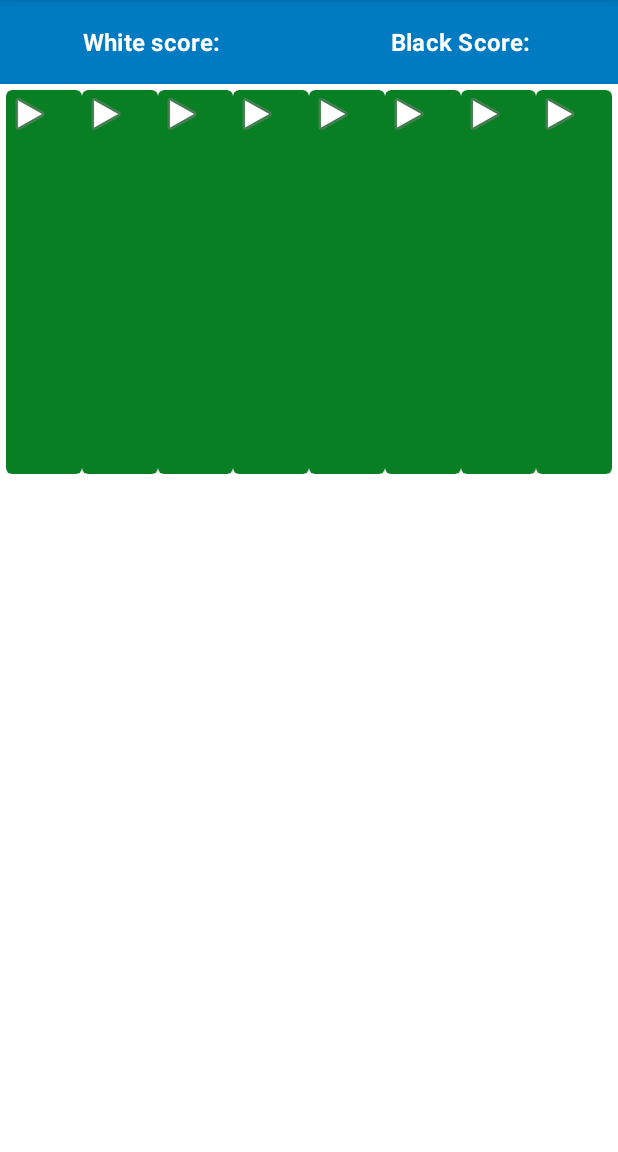
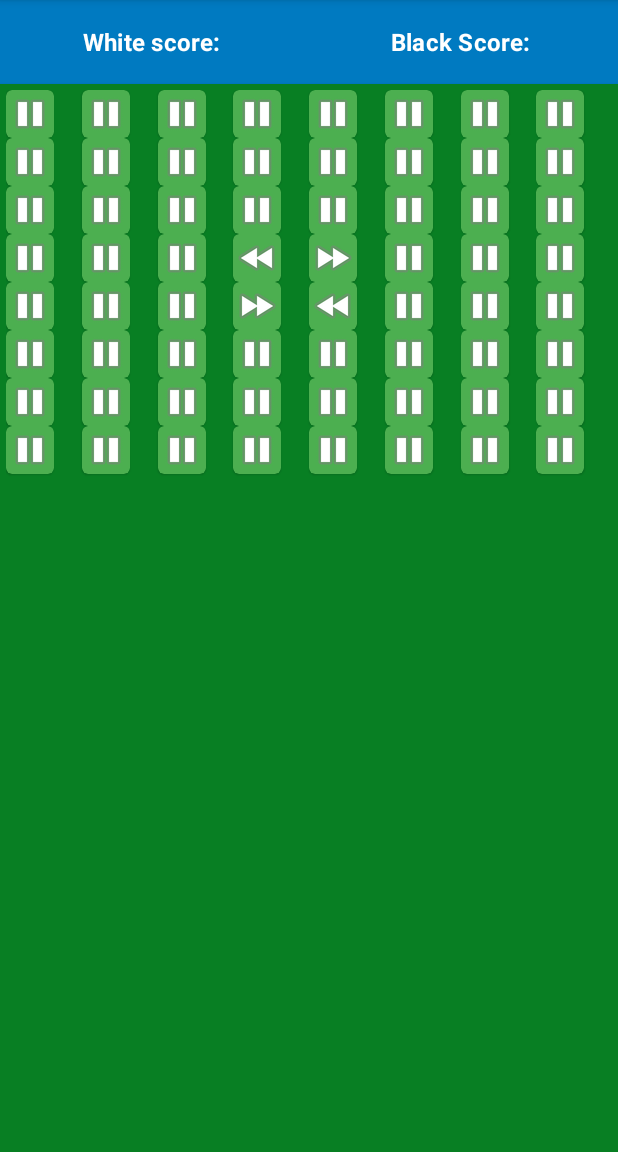
Before and after one commit to aarontager/OthelloApp, an Android app: the screen it shows after launch (MainActivity), on a phone screen of 412 x 824 dp, the part 84-1236 px from its top. Run offline under Robolectric (Android 15) with nearby library versions, the phone set to English and light mode, and no system bars.

Commit message:
Board now shows placeholder icons for pieces

```diff
--- a/app/src/main/java/com/mcon521/othello/classes/CellState.java
+++ b/app/src/main/java/com/mcon521/othello/classes/CellState.java
@@ -4,4 +4,8 @@ public enum CellState {
     NONE,
     BLACK,
     WHITE;
+
+    public String toString() {
+        return this.equals(CellState.NONE) ? " " : this.equals(CellState.BLACK) ? "BLACK" : "WHITE";
+    }
 }
--- a/app/src/main/java/com/mcon521/othello/classes/OthelloAdapter.java
+++ b/app/src/main/java/com/mcon521/othello/classes/OthelloAdapter.java
@@ -33,7 +33,18 @@ public class OthelloAdapter extends RecyclerView.Adapter<OthelloVH> {
     public void onBindViewHolder(@NonNull OthelloVH holder, int position) {
         // TODO: Get from the Model what color tile (or empty) belongs here.
         // Note that position is a 1-d array, while the model is a 2-d array
-        holder.imgtile.setImageResource(android.R.drawable.ic_media_play);
+        switch (othelloModel.getCell(position)) {
+            case NONE:
+                holder.imgtile.setImageResource(android.R.drawable.ic_media_pause);
+                break;
+            case BLACK:
+                holder.imgtile.setImageResource(android.R.drawable.ic_media_ff);
+                break;
+            case WHITE:
+                holder.imgtile.setImageResource(android.R.drawable.ic_media_rew);
+                break;
+
+        }
     }
 
     @Override
--- a/app/src/main/java/com/mcon521/othello/classes/OthelloModel.java
+++ b/app/src/main/java/com/mcon521/othello/classes/OthelloModel.java
@@ -4,10 +4,23 @@ import com.mcon521.othello.interfaces.OthelloModelInterface;
 
 public abstract class OthelloModel implements OthelloModelInterface {
     private Board board = new Board();
+    private CellState turn = CellState.BLACK;
 
     @Override
     public CellState getCell(int row, int col) {
         return board.getCell(row, col);
+    }
+
+    @Override
+    public CellState getCell(int pos) {
+        int row = pos / 8;
+        int col = pos % 8;
+        return board.getCell(row, col);
+    }
+
+    @Override
+    public CellState getTurn() {
+        return turn;
     }
 
     @Override
--- a/app/src/main/java/com/mcon521/othello/interfaces/OthelloModelInterface.java
+++ b/app/src/main/java/com/mcon521/othello/interfaces/OthelloModelInterface.java
@@ -4,6 +4,10 @@ import com.mcon521.othello.classes.CellState;
 
 public interface OthelloModelInterface {
     CellState getCell(int row, int col);
+
+    CellState getCell(int pos);
+
+    CellState getTurn();
 
     int countPieces(CellState state);
 
--- a/app/src/main/res/layout/main_include_board.xml
+++ b/app/src/main/res/layout/main_include_board.xml
@@ -7,7 +7,7 @@
   android:layout_width="0dp"
   android:layout_height="match_parent"
   android:layout_marginTop="?actionBarSize"
-  app:cardBackgroundColor="@color/backgroundColor"
+  app:cardBackgroundColor="@color/secondaryDarkColor"
   app:cardCornerRadius="@dimen/no_margin"
   app:layout_constraintEnd_toEndOf="parent"
   app:layout_constraintStart_toStartOf="parent"
@@ -16,7 +16,7 @@
     <androidx.recyclerview.widget.RecyclerView
         android:id="@+id/recycler_view"
       android:layout_width="match_parent"
-      android:layout_height="wrap_content"
+      android:layout_height="match_parent"
       android:padding="@dimen/half_margin"
       app:layoutManager="GridLayoutManager"
       app:spanCount="8"
--- a/app/src/main/res/layout/rv_othello_tile.xml
+++ b/app/src/main/res/layout/rv_othello_tile.xml
@@ -2,9 +2,9 @@
 <com.google.android.material.card.MaterialCardView
   xmlns:android="http://schemas.android.com/apk/res/android"
   xmlns:app="http://schemas.android.com/apk/res-auto"
-  android:layout_width="match_parent"
-  android:layout_height="match_parent"
-  app:cardBackgroundColor="@color/secondaryDarkColor">
+  android:layout_width="wrap_content"
+  android:layout_height="wrap_content"
+  app:cardBackgroundColor="@color/secondaryColor">
 
     <ImageView
         android:id="@+id/img_tile"
```
